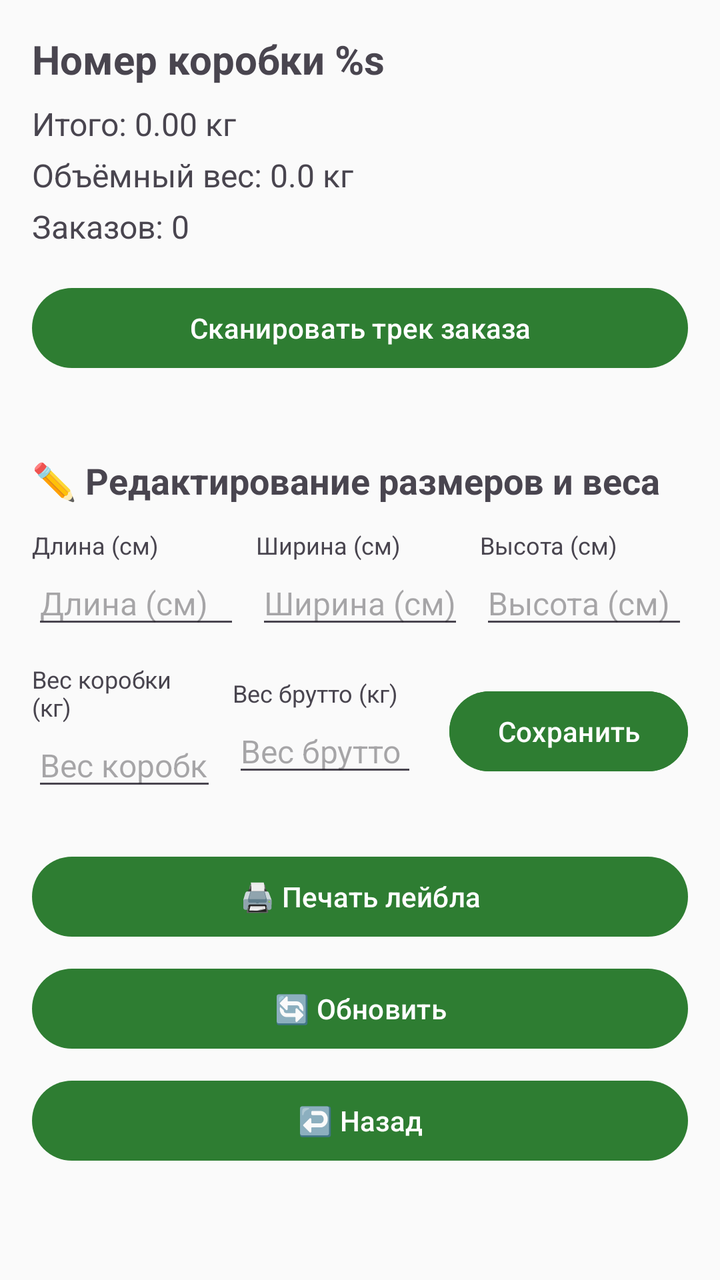
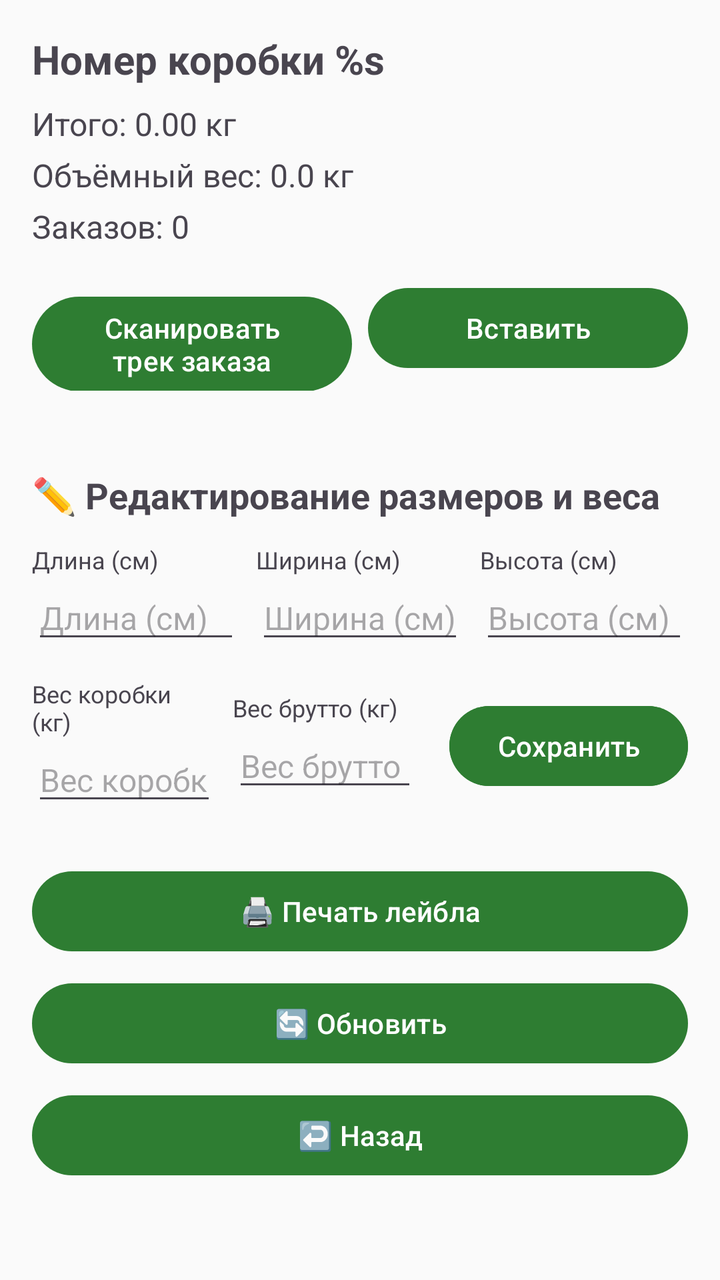

The first picture is an Android layout as it rendered before a commit; the second is the same layout after the commit. The layout source and the unified diff follow.
<!-- AndroidManifest.xml: application theme Theme.FastScan -->
<!-- res/layout/fragment_box_detail.xml -->
<?xml version="1.0" encoding="utf-8"?>
<androidx.core.widget.NestedScrollView
    xmlns:android="http://schemas.android.com/apk/res/android"
    android:layout_width="match_parent"
    android:layout_height="match_parent"
    android:fillViewport="true">

    <LinearLayout
        android:layout_width="match_parent"
        android:layout_height="wrap_content"
        android:orientation="vertical"
        android:padding="16dp">

        
        <TextView
            android:id="@+id/tvBoxNumber"
            android:layout_width="wrap_content"
            android:layout_height="wrap_content"
            android:text="@string/box_track"
            android:textSize="20sp"
            android:textStyle="bold" />

        <TextView
            android:id="@+id/tvGrossWeight"
            android:layout_width="wrap_content"
            android:layout_height="wrap_content"
            android:text="@string/total_weight"
            android:textSize="16sp"
            android:layout_marginTop="8dp" />

        <TextView
            android:id="@+id/tvVWeight"
            android:layout_width="wrap_content"
            android:layout_height="wrap_content"
            android:text="Объёмный вес: 0.0 кг"
            android:textSize="16sp"
            android:layout_marginTop="4dp" />

        <TextView
            android:id="@+id/tvOrderCount"
            android:layout_width="wrap_content"
            android:layout_height="wrap_content"
            android:text="@string/orders"
            android:textSize="16sp"
            android:layout_marginTop="4dp" />

        
        <Button
            android:id="@+id/btnAddOrder"
            android:layout_width="match_parent"
            android:layout_height="wrap_content"
            android:layout_marginTop="16dp"
            android:text="@string/scan_track" />

        
        <ProgressBar
            android:id="@+id/progressBar"
            android:layout_width="wrap_content"
            android:layout_height="wrap_content"
            android:layout_gravity="center"
            android:visibility="gone"
            android:layout_marginTop="16dp" />

        
        <androidx.recyclerview.widget.RecyclerView
            android:id="@+id/rvOrders"
            android:layout_width="match_parent"
            android:layout_height="wrap_content"
            android:layout_marginTop="16dp"
            android:nestedScrollingEnabled="false" />

        
        <LinearLayout
            android:layout_width="match_parent"
            android:layout_height="wrap_content"
            android:orientation="vertical"
            android:layout_marginTop="24dp">

            <TextView
                android:layout_width="wrap_content"
                android:layout_height="wrap_content"
                android:text="@string/edit_dimensions_and_weight"
                android:textStyle="bold"
                android:textSize="18sp" />

            <LinearLayout
                android:layout_width="match_parent"
                android:layout_height="wrap_content"
                android:orientation="horizontal"
                android:layout_marginTop="12dp"
                android:gravity="center_vertical">

                <LinearLayout
                    android:layout_width="0dp"
                    android:layout_weight="1"
                    android:layout_height="wrap_content"
                    android:orientation="vertical">

                    <TextView
                        android:layout_width="wrap_content"
                        android:layout_height="wrap_content"
                        android:text="@string/length"
                        android:textColor="?android:textColorSecondary"
                        android:textSize="12sp" />

                    <EditText
                        android:id="@+id/etLength"
                        android:layout_width="match_parent"
                        android:layout_height="wrap_content"
                        android:selectAllOnFocus="true"
                        android:hint="@string/length"
                        android:inputType="number"
                        android:textSize="16sp" />
                </LinearLayout>

                <LinearLayout
                    android:layout_width="0dp"
                    android:layout_weight="1"
                    android:layout_height="wrap_content"
                    android:layout_marginHorizontal="8dp"
                    android:orientation="vertical">

                    <TextView
                        android:layout_width="wrap_content"
                        android:layout_height="wrap_content"
                        android:text="@string/width"
                        android:textColor="?android:textColorSecondary"
                        android:textSize="12sp" />

                    <EditText
                        android:id="@+id/etWidth"
                        android:layout_width="match_parent"
                        android:layout_height="wrap_content"
                        android:selectAllOnFocus="true"
                        android:hint="@string/width"
                        android:inputType="number"
                        android:textSize="16sp" />
                </LinearLayout>

                <LinearLayout
                    android:layout_width="0dp"
                    android:layout_weight="1"
                    android:layout_height="wrap_content"
                    android:orientation="vertical">

                    <TextView
                        android:layout_width="wrap_content"
                        android:layout_height="wrap_content"
                        android:text="@string/height"
                        android:textColor="?android:textColorSecondary"
                        android:textSize="12sp" />

                    <EditText
                        android:id="@+id/etHeight"
                        android:layout_width="match_parent"
                        android:layout_height="wrap_content"
                        android:selectAllOnFocus="true"
                        android:hint="@string/height"
                        android:inputType="number"
                        android:textSize="16sp" />
                </LinearLayout>
            </LinearLayout>

            <LinearLayout
                android:layout_width="match_parent"
                android:layout_height="wrap_content"
                android:orientation="horizontal"
                android:layout_marginTop="12dp"
                android:gravity="center_vertical">

                <LinearLayout
                    android:layout_width="0dp"
                    android:layout_weight="1"
                    android:layout_height="wrap_content"
                    android:orientation="vertical">

                    <TextView
                        android:layout_width="wrap_content"
                        android:layout_height="wrap_content"
                        android:text="@string/box_tare_weight"
                        android:textColor="?android:textColorSecondary"
                        android:textSize="12sp" />

                    <EditText
                        android:id="@+id/etBoxTareWeight"
                        android:layout_width="match_parent"
                        android:layout_height="wrap_content"
                        android:selectAllOnFocus="true"
                        android:hint="@string/box_tare_weight"
                        android:inputType="numberDecimal"
                        android:textSize="16sp" />
                </LinearLayout>

                <LinearLayout
                    android:layout_width="0dp"
                    android:layout_weight="1"
                    android:layout_height="wrap_content"
                    android:layout_marginStart="8dp"
                    android:orientation="vertical">

                    <TextView
                        android:layout_width="wrap_content"
                        android:layout_height="wrap_content"
                        android:text="@string/gross_weight_total"
                        android:textColor="?android:textColorSecondary"
                        android:textSize="12sp" />

                    <EditText
                        android:id="@+id/etGrossWeight"
                        android:layout_width="match_parent"
                        android:layout_height="wrap_content"
                        android:selectAllOnFocus="true"
                        android:hint="@string/gross_weight_total"
                        android:inputType="numberDecimal"
                        android:textSize="16sp" />
                </LinearLayout>

                <Button
                    android:id="@+id/btnSaveSizes"
                    android:layout_width="wrap_content"
                    android:layout_height="wrap_content"
                    android:layout_marginStart="16dp"
                    android:text="@string/save"
                    android:backgroundTint="@color/app_primary"
                    android:textColor="@color/app_on_primary" />
            </LinearLayout>
        </LinearLayout>

        
        <Button
            android:id="@+id/btnPrint"
            android:layout_width="match_parent"
            android:layout_height="wrap_content"
            android:layout_marginTop="24dp"
            android:text="@string/print_label" />

        <Button
            android:id="@+id/btnRefresh"
            android:layout_width="match_parent"
            android:layout_height="wrap_content"
            android:layout_marginTop="8dp"
            android:text="@string/refresh" />

        <Button
            android:id="@+id/btnBack"
            android:layout_width="match_parent"
            android:layout_height="wrap_content"
            android:layout_marginTop="8dp"
            android:text="@string/back" />

    </LinearLayout>
</androidx.core.widget.NestedScrollView>
<!-- resources referenced by this layout -->
<resources>
  <color name="app_on_primary">#FFFFFF</color>
  <color name="app_primary">#2E7D32</color>
  <string name="back">↩️ Hазад</string>
  <string name="box_tare_weight">Вес коробки (кг)</string>
  <string name="box_track">Номер коробки %s</string>
  <string name="edit_dimensions_and_weight">✏️ Редактирование размеров и веса</string>
  <string name="gross_weight_total">Вес брутто (кг)</string>
  <string name="height">Высота (см)</string>
  <string name="length">Длина (см)</string>
  <string name="orders">Заказов: 0</string>
  <string name="print_label">🖨️ Печать лейбла</string>
  <string name="refresh">🔄 Обновить</string>
  <string name="save">Сохранить</string>
  <string name="scan_track">Сканировать трек заказа</string>
  <string name="total_weight">Итого: 0.00 кг</string>
  <string name="width">Ширина (см)</string>
  <style name="Theme.FastScan" parent="Theme.Material3.DayNight.NoActionBar">
  
          
          <item name="colorPrimary">@color/app_primary</item>
          <item name="colorPrimaryVariant">@color/app_primary_dark</item>
          <item name="colorOnPrimary">@color/app_on_primary</item>
  
          <item name="colorSecondary">@color/app_primary</item>
          <item name="colorOnSecondary">@color/app_on_primary</item>
          <item name="colorSurface">@color/app_surface</item>
          <item name="colorOnSurface">@color/app_text_primary</item>
          <item name="colorOnSurfaceVariant">@color/app_text_secondary</item>
          <item name="colorOutline">@color/card_stroke</item>
          <item name="android:colorBackground">@color/app_background</item>
          <item name="android:windowBackground">@color/app_background</item>
          <item name="android:navigationBarColor">@color/app_surface</item>
  
          
          <item name="android:statusBarColor">@color/app_primary_dark</item>
          <item name="android:windowLightStatusBar">false</item>
  
      </style>
  <color name="app_primary_dark">#1B5E20</color>
  <color name="app_surface">#FFFFFF</color>
  <color name="app_text_primary">#212121</color>
  <color name="app_text_secondary">#616161</color>
  <color name="card_stroke">#D7DDD8</color>
  <color name="app_background">#FAFAFA</color>
</resources>

<!-- the commit's change to res/layout/fragment_box_detail.xml (unified diff, before → after) -->
@@ -45,12 +45,27 @@
             android:layout_marginTop="4dp" />
 
         
-        <Button
-            android:id="@+id/btnAddOrder"
+        <LinearLayout
             android:layout_width="match_parent"
             android:layout_height="wrap_content"
             android:layout_marginTop="16dp"
-            android:text="@string/scan_track" />
+            android:orientation="horizontal">
+
+            <Button
+                android:id="@+id/btnAddOrder"
+                android:layout_width="0dp"
+                android:layout_height="wrap_content"
+                android:layout_weight="1"
+                android:text="@string/scan_track" />
+
+            <Button
+                android:id="@+id/btnPasteOrderTrack"
+                android:layout_width="0dp"
+                android:layout_height="wrap_content"
+                android:layout_marginStart="8dp"
+                android:layout_weight="1"
+                android:text="@string/paste_from_clipboard" />
+        </LinearLayout>
 
         
         <ProgressBar
<!-- resource entries referenced after the edit -->
@@ -10,6 +10,7 @@
   <string name="height">Высота (см)</string>
   <string name="length">Длина (см)</string>
   <string name="orders">Заказов: 0</string>
+  <string name="paste_from_clipboard">Вставить</string>
   <string name="print_label">🖨️ Печать лейбла</string>
   <string name="refresh">🔄 Обновить</string>
   <string name="save">Сохранить</string>
